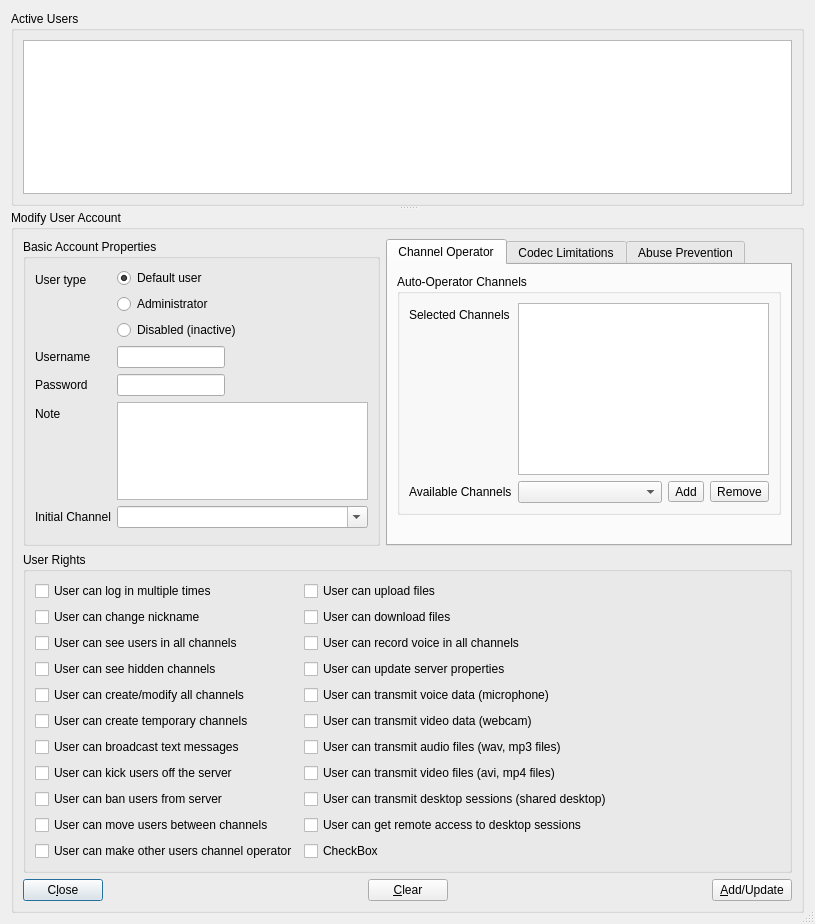
Before: the Qt Designer form Client/qtTeamTalk/useraccounts.ui in BearWare/TeamTalk5, drawn with Qt 5.
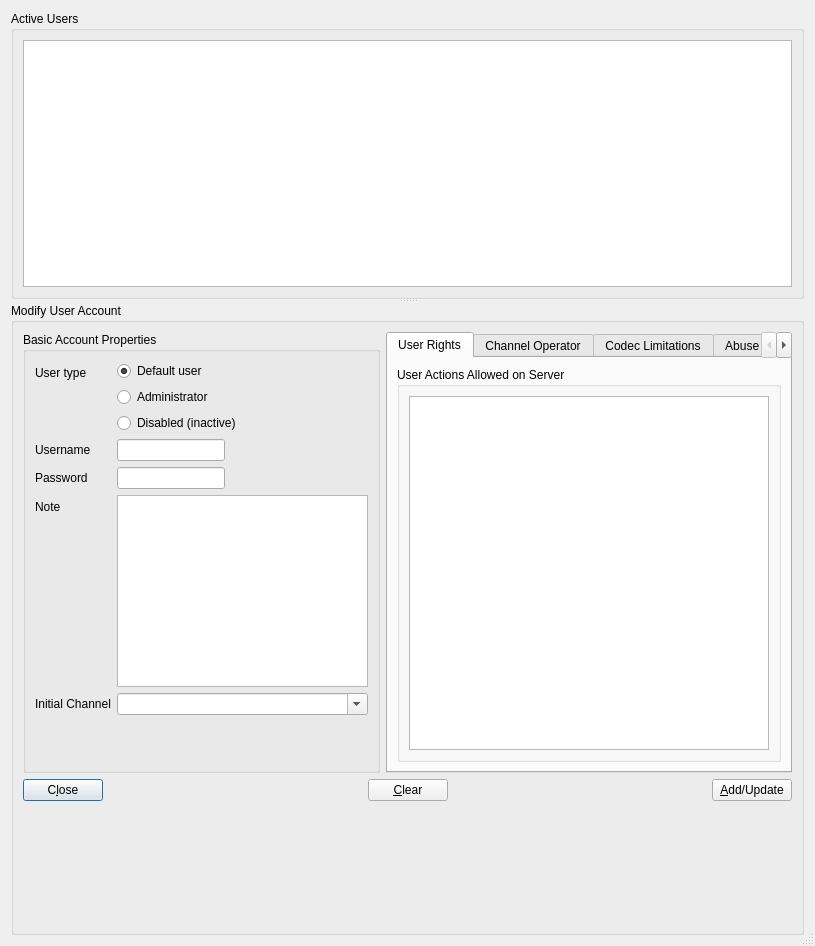
After: the same form once the commit is applied. Custom widgets are drawn as their Qt base class.

Commit message:
User rights in tree view (#1482)
* Move UserAccountsModel to separate file

* Change user-rights checkboxes to QTreeView with model

* Move 'User Rights' tree view to stacked widget

* Update changelog regarding 'User Accounts' dialog

* Add accessible name to tree

Diff of the .ui file:
```diff
--- a/Client/qtTeamTalk/useraccounts.ui
+++ b/Client/qtTeamTalk/useraccounts.ui
@@ -7,7 +7,7 @@
     <x>0</x>
     <y>0</y>
     <width>815</width>
-    <height>924</height>
+    <height>946</height>
    </rect>
   </property>
   <property name="windowTitle">
@@ -223,6 +223,50 @@
            <property name="currentIndex">
             <number>0</number>
            </property>
+           <widget class="QWidget" name="tab_4">
+            <attribute name="title">
+             <string>User Rights</string>
+            </attribute>
+            <layout class="QHBoxLayout" name="horizontalLayout_8">
+             <item>
+              <widget class="QGroupBox" name="groupBox_4">
+               <property name="title">
+                <string>User Actions Allowed on Server</string>
+               </property>
+               <layout class="QVBoxLayout" name="verticalLayout">
+                <item>
+                 <widget class="MyTreeView" name="userrightsTreeView">
+                  <property name="editTriggers">
+                   <set>QAbstractItemView::NoEditTriggers</set>
+                  </property>
+                  <property name="showDropIndicator" stdset="0">
+                   <bool>false</bool>
+                  </property>
+                  <property name="alternatingRowColors">
+                   <bool>true</bool>
+                  </property>
+                  <property name="rootIsDecorated">
+                   <bool>false</bool>
+                  </property>
+                  <property name="itemsExpandable">
+                   <bool>false</bool>
+                  </property>
+                  <property name="expandsOnDoubleClick">
+                   <bool>false</bool>
+                  </property>
+                  <property name="accessibleName">
+                   <string>User Rights</string>
+                  </property>
+                  <attribute name="headerVisible">
+                   <bool>false</bool>
+                  </attribute>
+                 </widget>
+                </item>
+               </layout>
+              </widget>
+             </item>
+            </layout>
+           </widget>
            <widget class="QWidget" name="tab">
             <attribute name="title">
              <string>Channel Operator</string>
@@ -438,187 +482,6 @@
          </item>
         </layout>
        </item>
-       <item>
-        <widget class="QGroupBox" name="groupBox_4">
-         <property name="title">
-          <string>User Rights</string>
-         </property>
-         <layout class="QFormLayout" name="formLayout_3">
-          <item row="0" column="0">
-           <widget class="QCheckBox" name="multiloginBox">
-            <property name="text">
-             <string>User can log in multiple times</string>
-            </property>
-           </widget>
-          </item>
-          <item row="0" column="1">
-           <widget class="QCheckBox" name="uploadfilesBox">
-            <property name="text">
-             <string>User can upload files</string>
-            </property>
-           </widget>
-          </item>
-          <item row="2" column="0">
-           <widget class="QCheckBox" name="chnickBox">
-            <property name="text">
-             <string>User can change nickname</string>
-            </property>
-           </widget>
-          </item>
-          <item row="2" column="1">
-           <widget class="QCheckBox" name="downloadfilesBox">
-            <property name="text">
-             <string>User can download files</string>
-            </property>
-           </widget>
-          </item>
-          <item row="4" column="0">
-           <widget class="QCheckBox" name="viewallusersBox">
-            <property name="sizePolicy">
-             <sizepolicy hsizetype="Fixed" vsizetype="Fixed">
-              <horstretch>0</horstretch>
-              <verstretch>0</verstretch>
-             </sizepolicy>
-            </property>
-            <property name="text">
-             <string>User can see users in all channels</string>
-            </property>
-           </widget>
-          </item>
-          <item row="4" column="1">
-           <widget class="QCheckBox" name="recordBox">
-            <property name="text">
-             <string>User can record voice in all channels</string>
-            </property>
-           </widget>
-          </item>
-          <item row="6" column="0">
-           <widget class="QCheckBox" name="viewhiddenchanBox">
-            <property name="text">
-             <string>User can see hidden channels</string>
-            </property>
-           </widget>
-          </item>
-          <item row="6" column="1">
-           <widget class="QCheckBox" name="srvpropBox">
-            <property name="text">
-             <string>User can update server properties</string>
-            </property>
-           </widget>
-          </item>
-          <item row="8" column="0">
-           <widget class="QCheckBox" name="permchannelsBox">
-            <property name="text">
-             <string>User can create/modify all channels</string>
-            </property>
-           </widget>
-          </item>
-          <item row="8" column="1">
-           <widget class="QCheckBox" name="transmitvoiceBox">
-            <property name="text">
-             <string>User can transmit voice data (microphone)</string>
-            </property>
-           </widget>
-          </item>
-          <item row="10" column="0">
-           <widget class="QCheckBox" name="tempchannelsBox">
-            <property name="sizePolicy">
-             <sizepolicy hsizetype="Fixed" vsizetype="Fixed">
-              <horstretch>0</horstretch>
-              <verstretch>0</verstretch>
-             </sizepolicy>
-            </property>
-            <property name="text">
-             <string>User can create temporary channels</string>
-            </property>
-           </widget>
-          </item>
-          <item row="10" column="1">
-           <widget class="QCheckBox" name="transmitvideoBox">
-            <property name="text">
-             <string>User can transmit video data (webcam)</string>
-            </property>
-           </widget>
-          </item>
-          <item row="12" column="0">
-           <widget class="QCheckBox" name="clientbroadcastBox">
-            <property name="sizePolicy">
-             <sizepolicy hsizetype="Fixed" vsizetype="Fixed">
-              <horstretch>0</horstretch>
-              <verstretch>0</verstretch>
-             </sizepolicy>
-            </property>
-            <property name="text">
-             <string>User can broadcast text messages</string>
-            </property>
-           </widget>
-          </item>
-          <item row="12" column="1">
-           <widget class="QCheckBox" name="transmitaudiofileBox">
-            <property name="text">
-             <string>User can transmit audio files (wav, mp3 files)</string>
-            </property>
-           </widget>
-          </item>
-          <item row="14" column="0">
-           <widget class="QCheckBox" name="kickusersBox">
-            <property name="text">
-             <string>User can kick users off the server</string>
-            </property>
-           </widget>
-          </item>
-          <item row="14" column="1">
-           <widget class="QCheckBox" name="transmitvideofileBox">
-            <property name="text">
-             <string>User can transmit video files (avi, mp4 files)</string>
-            </property>
-           </widget>
-          </item>
-          <item row="16" column="0">
-           <widget class="QCheckBox" name="banusersBox">
-            <property name="text">
-             <string>User can ban users from server</string>
-            </property>
-           </widget>
-          </item>
-          <item row="16" column="1">
-           <widget class="QCheckBox" name="transmitdesktopBox">
-            <property name="text">
-             <string>User can transmit desktop sessions (shared desktop)</string>
-            </property>
-           </widget>
-          </item>
-          <item row="18" column="0">
-           <widget class="QCheckBox" name="moveusersBox">
-            <property name="text">
-             <string>User can move users between channels</string>
-            </property>
-           </widget>
-          </item>
-          <item row="18" column="1">
-           <widget class="QCheckBox" name="transmitdesktopaccessBox">
-            <property name="text">
-             <string>User can get remote access to desktop sessions</string>
-            </property>
-           </widget>
-          </item>
-          <item row="20" column="0">
-           <widget class="QCheckBox" name="chanopBox">
-            <property name="text">
-             <string>User can make other users channel operator</string>
-            </property>
-           </widget>
-          </item>
-          <item row="20" column="1">
-           <widget class="QCheckBox" name="checkBox">
-            <property name="text">
-             <string>CheckBox</string>
-            </property>
-           </widget>
-          </item>
-         </layout>
-        </widget>
-       </item>
        <item>
         <layout class="QHBoxLayout" name="horizontalLayout">
          <item>
```
The commit also changes 7 other files.
